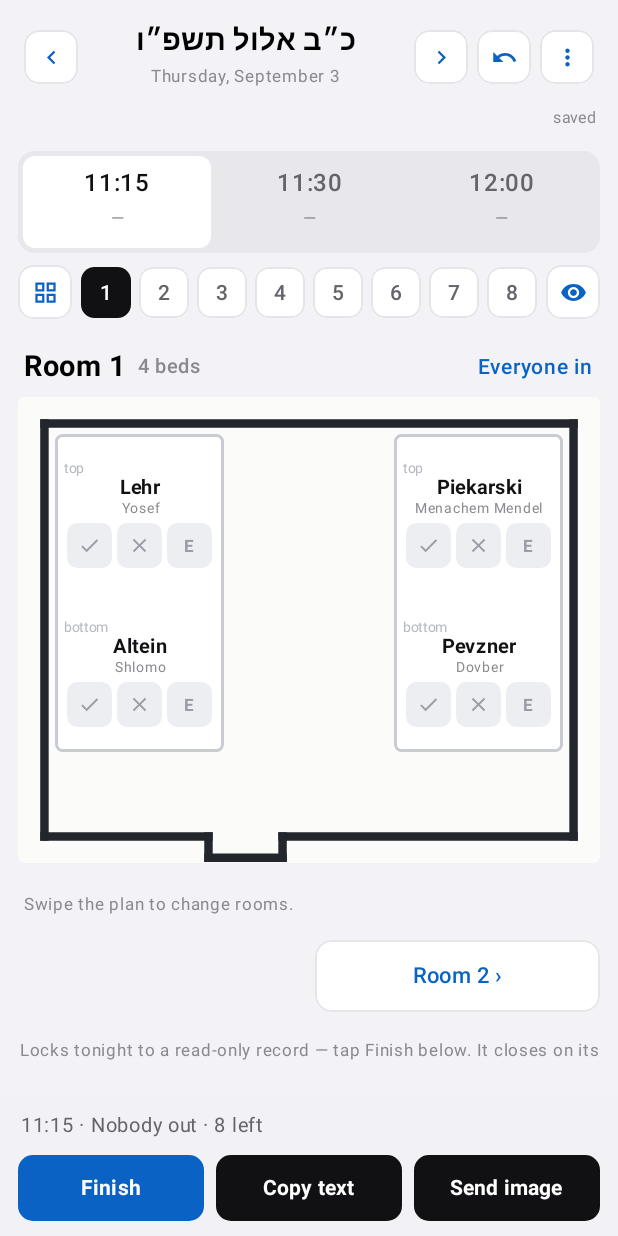
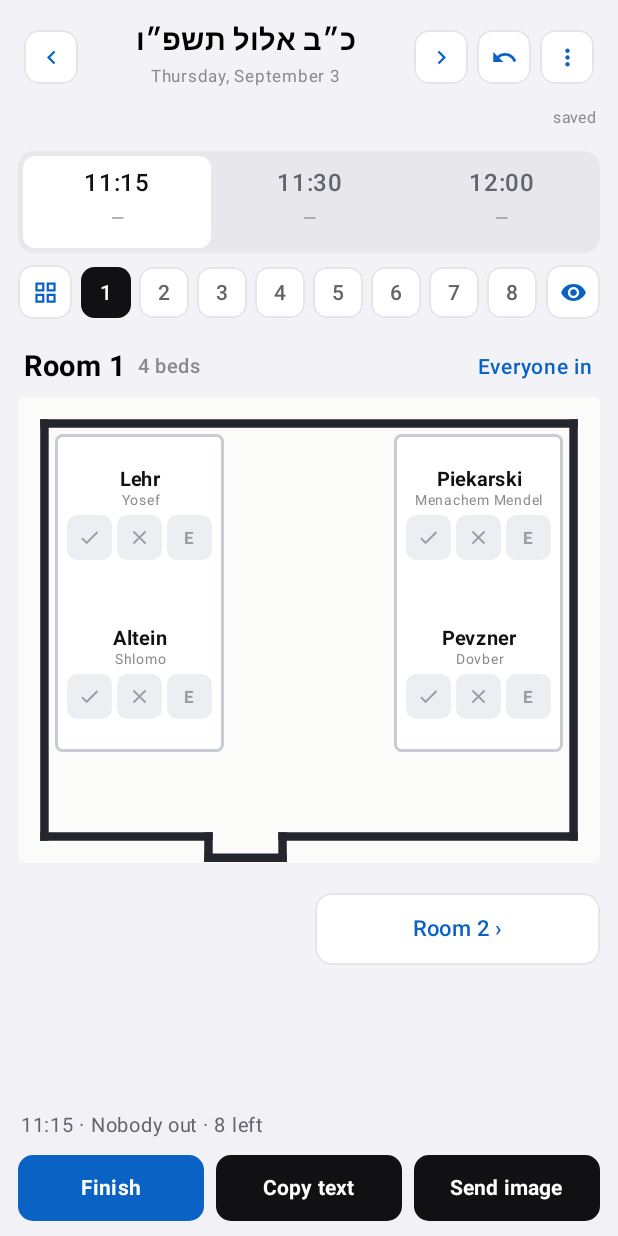
Before and after one commit to yechezkelbinstok-dev/room-check, an Android app built with Jetpack Compose: the screen it shows after launch (MainActivity), on a phone screen of 412 x 824 dp. Run offline under Robolectric (Android 15) with nearby library versions, the phone set to English and light mode, and no system bars.

Commit message:
Sync the website to the app; drop the explanatory notes; clean up the export
The site was still drawing the old room layout, so whoever covers a night would
have seen a different building from the one in the app. It now carries the same
plan data: per-room sizes, Room 4's two singles end to end with the bunk on the
right wall, Room 6 turned to face its doorway, one bed footprint throughout, and
the same three-sided doorway with no swing arc. Copy text matches the app's
format too, so it does not matter which one sent the message. Checked by
driving the real site in a real browser at phone size, not by reading the diff.

Removed every explanatory note, in both: what Finish does and when a night
closes, what the calendar dots mean, that you can swipe the plan, where the
doorway is, and where the data is stored.

"top"/"bottom" is off the plan now, and off the sent picture entirely. It comes
back on the plan from a new Settings block in Names, which also holds a switch
for Hebrew names in the picture - dark until there are Hebrew names to switch
to, since the roster has none yet.

The sent picture drops the "Sheet" label and gains a "Not here" heading over
the names, so it says what that list is.

Co-Authored-By: Claude Opus 5 <noreply@anthropic.com>
Claude-Session: https://claude.ai/code/session_01HXGhh1J6SRgSujPezFKV5y

```diff
--- a/android/app/build.gradle.kts
+++ b/android/app/build.gradle.kts
@@ -13,8 +13,8 @@ android {
         applicationId = "com.roomcheck.app"
         minSdk = 26
         targetSdk = 34
-        versionCode = 9
-        versionName = "1.3.1"
+        versionCode = 10
+        versionName = "1.4.0"
     }
 
     signingConfigs {
--- a/android/app/src/main/kotlin/com/roomcheck/app/data/AppViewModel.kt
+++ b/android/app/src/main/kotlin/com/roomcheck/app/data/AppViewModel.kt
@@ -13,6 +13,7 @@ data class UiState(
     val dateKey: String,
     val night: Night,
     val extra: Map<String, PersonOverride>,
+    val settings: Settings,
     val curSlot: String,
     val room: Int = 0,
     val mode: RoomMode = RoomMode.ONE,
@@ -35,6 +36,7 @@ class AppViewModel(private val store: NightStore) : ViewModel() {
             dateKey = initialKey,
             night = loadAndMaybeClose(initialKey),
             extra = store.extra,
+            settings = store.settings,
             curSlot = defaultSlot()
         )
     )
@@ -122,6 +124,12 @@ class AppViewModel(private val store: NightStore) : ViewModel() {
     fun setOnlyOut(v: Boolean) = update { it.copy(onlyOut = v) }
     fun setEditing(v: Boolean) = update { it.copy(editing = v, reviewing = false) }
 
+    fun setSettings(f: (Settings) -> Settings) = update { s ->
+        store.settings = f(store.settings)
+        store.saveState()
+        s.copy(settings = store.settings)
+    }
+
     fun closeNight() = update { s -> s.night.closed = true; persist(s); s.copy(editing = false, reviewing = false) }
 
     fun goToDate(key: String) {
--- a/android/app/src/main/kotlin/com/roomcheck/app/data/NightStore.kt
+++ b/android/app/src/main/kotlin/com/roomcheck/app/data/NightStore.kt
@@ -59,6 +59,17 @@ data class Night(
 
 data class PersonOverride(var first: String? = null, var last: String? = null, var always: Boolean = false, var reason: String? = null)
 
+/**
+ * The things you can turn on and off, kept off by default: the plan and the sheet read cleaner
+ * without them, and anyone who wants them back can say so in Names.
+ */
+data class Settings(
+    /** "top"/"bottom" written on each half of a bunk. */
+    val bunkLabels: Boolean = false,
+    /** Hebrew names in the sent picture, falling back to English for anyone without one. */
+    val hebrewNames: Boolean = false
+)
+
 private fun JSONObject.optStringOrNull(key: String): String? = if (has(key)) getString(key) else null
 
 /**
@@ -76,6 +87,8 @@ class NightStore(home: File) {
     var extra: MutableMap<String, PersonOverride> = mutableMapOf()
         private set
 
+    var settings: Settings = Settings()
+
     init { loadState() }
 
     private fun loadState() {
@@ -83,6 +96,12 @@ class NightStore(home: File) {
         if (stateFile.exists()) {
             runCatching {
                 val root = JSONObject(stateFile.readText())
+                root.optJSONObject("settings")?.let {
+                    settings = Settings(
+                        bunkLabels = it.optBoolean("bunkLabels", false),
+                        hebrewNames = it.optBoolean("hebrewNames", false)
+                    )
+                }
                 val extraObj = root.optJSONObject("extra")
                 extraObj?.keys()?.forEach { pid ->
                     val po = extraObj.getJSONObject(pid)
@@ -109,6 +128,9 @@ class NightStore(home: File) {
             extraObj.put(pid, o)
         }
         root.put("extra", extraObj)
+        root.put("settings", JSONObject()
+            .put("bunkLabels", settings.bunkLabels)
+            .put("hebrewNames", settings.hebrewNames))
         stateFile.writeText(root.toString())
     }
 
--- a/android/app/src/main/kotlin/com/roomcheck/app/data/Roster.kt
+++ b/android/app/src/main/kotlin/com/roomcheck/app/data/Roster.kt
@@ -1,6 +1,11 @@
 package com.roomcheck.app.data
 
-data class Person(val id: String, val first: String, val last: String)
+/**
+ * [hebrew] is the name as it would be written in Hebrew, used by the sent picture when Hebrew
+ * names are switched on. It is blank for everyone until the Hebrew list is filled in; anyone
+ * still blank keeps their English name, so the switch is safe to use half-finished.
+ */
+data class Person(val id: String, val first: String, val last: String, val hebrew: String = "")
 
 data class Bed(val x: Float, val y: Float, val w: Float, val h: Float, val slots: List<String>, val row: Boolean)
 
--- a/android/app/src/main/kotlin/com/roomcheck/app/ui/CalendarSheet.kt
+++ b/android/app/src/main/kotlin/com/roomcheck/app/ui/CalendarSheet.kt
@@ -84,10 +84,7 @@ fun CalendarSheet(vm: AppViewModel, state: UiState, onClose: () -> Unit) {
                     }
                 }
             }
-            Text(
-                "Nights sit under their Hebrew date. The small number is that evening's English date. A dot means marks are saved.",
-                fontSize = 12.sp, color = RC.sub, modifier = Modifier.padding(16.dp, 0.dp, 16.dp, 14.dp)
-            )
+            Spacer(Modifier.height(14.dp))
         }
     }
 }
--- a/android/app/src/main/kotlin/com/roomcheck/app/ui/CheckScreen.kt
+++ b/android/app/src/main/kotlin/com/roomcheck/app/ui/CheckScreen.kt
@@ -168,7 +168,7 @@ private fun RoomsArea(vm: AppViewModel, state: UiState, logic: NightLogic, onOpe
     when (state.mode) {
         RoomMode.SCROLL -> LazyColumn(Modifier.fillMaxSize()) {
             items(Roster.PLAN) { room -> RoomBlock(vm, state, logic, room, onOpenPerson) }
-            item { FinNote() }
+            item { Spacer(Modifier.height(12.dp)) }
         }
         RoomMode.ONE -> {
             val room = Roster.PLAN[state.room]
@@ -185,16 +185,10 @@ private fun RoomsArea(vm: AppViewModel, state: UiState, logic: NightLogic, onOpe
                     }
             ) {
                 RoomBlock(vm, state, logic, room, onOpenPerson)
-                Text(
-                    "Swipe the plan to change rooms.",
-                    fontSize = 11.5.sp, color = RC.sub, maxLines = 1,
-                    modifier = Modifier.padding(16.dp, 9.dp, 16.dp, 0.dp)
-                )
-                Row(Modifier.padding(12.dp, 12.dp, 12.dp, 6.dp), horizontalArrangement = Arrangement.spacedBy(8.dp)) {
+                Row(Modifier.padding(12.dp, 14.dp, 12.dp, 6.dp), horizontalArrangement = Arrangement.spacedBy(8.dp)) {
                     NavButton(Modifier.weight(1f), enabled = state.room > 0, label = if (state.room > 0) "‹ ${Roster.PLAN[state.room - 1].label}" else "") { vm.goRoom(-1) }
                     NavButton(Modifier.weight(1f), enabled = state.room < Roster.PLAN.size - 1, label = if (state.room < Roster.PLAN.size - 1) "${Roster.PLAN[state.room + 1].label} ›" else "") { vm.goRoom(1) }
                 }
-                FinNote()
             }
         }
     }
@@ -214,15 +208,6 @@ private fun NavButton(modifier: Modifier, enabled: Boolean, label: String, onCli
             .clickable(onClick = onClick),
         contentAlignment = Alignment.Center
     ) { Text(label, fontSize = 14.5.sp, fontWeight = FontWeight.SemiBold, color = RC.blue) }
-}
-
-@Composable
-private fun FinNote() {
-    Text(
-        "Locks tonight to a read-only record — tap Finish below. It closes on its own at 6am anyway.",
-        fontSize = 11.5.sp, color = RC.sub, textAlign = TextAlign.Center,
-        modifier = Modifier.fillMaxWidth().padding(10.dp, 7.dp, 10.dp, 16.dp)
-    )
 }
 
 @Composable
@@ -258,7 +243,7 @@ private fun RoomBlock(vm: AppViewModel, state: UiState, logic: NightLogic, room:
             PersonSlot(
                 first = logic.first(pid),
                 last = logic.last(pid),
-                bunkLabel = bunkLabel,
+                bunkLabel = bunkLabel.takeIf { state.settings.bunkLabels },
                 status = logic.statusOf(pid, state.curSlot),
                 row = wideCard,
                 onNameClick = { onOpenPerson(pid) },
@@ -296,7 +281,7 @@ private fun BottomBar(vm: AppViewModel, state: UiState, logic: NightLogic, revie
                 vm.toast("Copied")
             }
             BarButton(Modifier.weight(1f), "Send image", RC.text) {
-                NightImage.share(context, logic, state.dateKey)
+                NightImage.share(context, logic, state.dateKey, state.settings.hebrewNames)
             }
         }
     }
```
Also changed, not shown: android/app/src/main/kotlin/com/roomcheck/app/data/Logic.kt (+10 -0 lines), android/app/src/main/kotlin/com/roomcheck/app/ui/NamesScreen.kt (+37 -7 lines), android/app/src/main/kotlin/com/roomcheck/app/util/NightImage.kt (+23 -28 lines), 10 other files.
